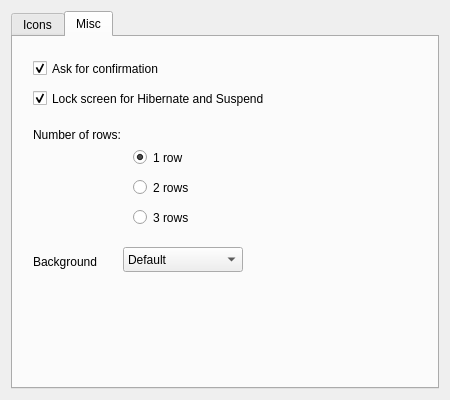
Musikolo/eyasdp, file ui/AppearanceConfig.ui: the form before one commit.
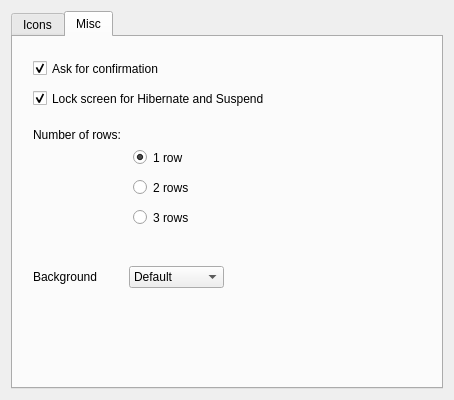
The form after the commit. Custom widgets are drawn as their Qt base class.

Patch:
```diff
--- a/ui/AppearanceConfig.ui
+++ b/ui/AppearanceConfig.ui
@@ -6,12 +6,12 @@
    <rect>
     <x>0</x>
     <y>0</y>
-    <width>450</width>
+    <width>454</width>
     <height>400</height>
    </rect>
   </property>
   <property name="sizePolicy">
-   <sizepolicy hsizetype="Preferred" vsizetype="Preferred">
+   <sizepolicy hsizetype="MinimumExpanding" vsizetype="Preferred">
     <horstretch>0</horstretch>
     <verstretch>0</verstretch>
    </sizepolicy>
@@ -28,6 +28,12 @@
   <layout class="QHBoxLayout" name="horizontalLayout">
    <item>
     <widget class="QTabWidget" name="tab">
+     <property name="sizePolicy">
+      <sizepolicy hsizetype="Minimum" vsizetype="Expanding">
+       <horstretch>0</horstretch>
+       <verstretch>0</verstretch>
+      </sizepolicy>
+     </property>
      <property name="currentIndex">
       <number>1</number>
      </property>
@@ -263,55 +269,6 @@
       <attribute name="title">
        <string>Misc</string>
       </attribute>
-      <widget class="QComboBox" name="comboBoxBackground">
-       <property name="geometry">
-        <rect>
-         <x>110</x>
-         <y>210</y>
-         <width>120</width>
-         <height>25</height>
-        </rect>
-       </property>
-       <property name="locale">
-        <locale language="Italian" country="Italy"/>
-       </property>
-       <property name="maxVisibleItems">
-        <number>4</number>
-       </property>
-       <item>
-        <property name="text">
-         <string>Default</string>
-        </property>
-       </item>
-       <item>
-        <property name="text">
-         <string>Standard</string>
-        </property>
-       </item>
-       <item>
-        <property name="text">
-         <string>Translucent</string>
-        </property>
-       </item>
-       <item>
-        <property name="text">
-         <string>None</string>
-        </property>
-       </item>
-      </widget>
-      <widget class="QLabel" name="label_2">
-       <property name="geometry">
-        <rect>
-         <x>20</x>
-         <y>190</y>
-         <width>81</width>
-         <height>70</height>
-        </rect>
-       </property>
-       <property name="text">
-        <string>Background</string>
-       </property>
-      </widget>
       <widget class="QCheckBox" name="checkBoxAskConfirmation">
        <property name="geometry">
         <rect>
@@ -405,6 +362,61 @@
         <string>Number of rows:</string>
        </property>
       </widget>
+      <widget class="QWidget" name="horizontalLayoutWidget">
+       <property name="geometry">
+        <rect>
+         <x>20</x>
+         <y>200</y>
+         <width>191</width>
+         <height>80</height>
+        </rect>
+       </property>
+       <layout class="QHBoxLayout" name="horizontalLayout_2">
+        <item>
+         <widget class="QLabel" name="label_2">
+          <property name="sizePolicy">
+           <sizepolicy hsizetype="Minimum" vsizetype="Preferred">
+            <horstretch>0</horstretch>
+            <verstretch>0</verstretch>
+           </sizepolicy>
+          </property>
+          <property name="text">
+           <string>Background</string>
+          </property>
+         </widget>
+        </item>
+        <item>
+         <widget class="QComboBox" name="comboBoxBackground">
+          <property name="locale">
+           <locale language="Italian" country="Italy"/>
+          </property>
+          <property name="maxVisibleItems">
+           <number>4</number>
+          </property>
+          <item>
+           <property name="text">
+            <string>Default</string>
+           </property>
+          </item>
+          <item>
+           <property name="text">
+            <string>Standard</string>
+           </property>
+          </item>
+          <item>
+           <property name="text">
+            <string>Translucent</string>
+           </property>
+          </item>
+          <item>
+           <property name="text">
+            <string>None</string>
+           </property>
+          </item>
+         </widget>
+        </item>
+       </layout>
+      </widget>
      </widget>
     </widget>
    </item>
```
Left out of the diff: 145 changed lines with no effect on the pictures.
